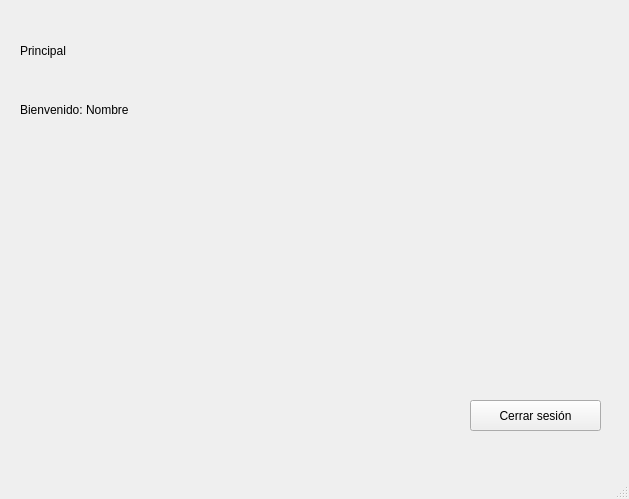
First picture: the form in form.ui, repository joscor34/aplicacion_qt_creator, before the edit.
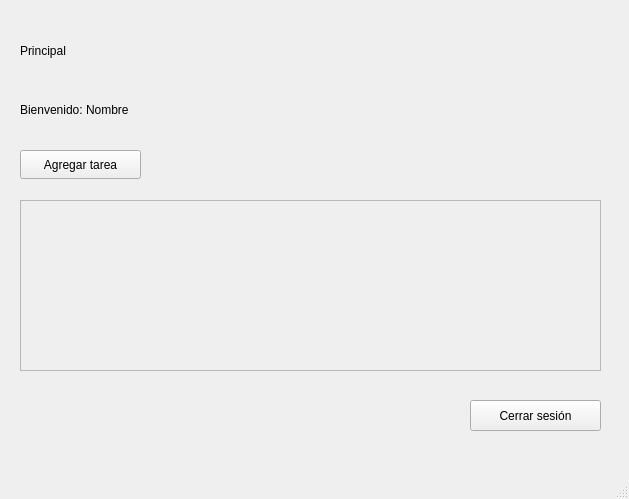
Second picture: the form after the edit.

```diff
--- a/form.ui
+++ b/form.ui
@@ -62,6 +62,42 @@
      <string>Bienvenido: Nombre</string>
     </property>
    </widget>
+   <widget class="QPushButton" name="agregar_tarea">
+    <property name="geometry">
+     <rect>
+      <x>20</x>
+      <y>150</y>
+      <width>121</width>
+      <height>29</height>
+     </rect>
+    </property>
+    <property name="text">
+     <string>Agregar tarea</string>
+    </property>
+   </widget>
+   <widget class="QScrollArea" name="scroll_tareas">
+    <property name="geometry">
+     <rect>
+      <x>20</x>
+      <y>200</y>
+      <width>581</width>
+      <height>171</height>
+     </rect>
+    </property>
+    <property name="widgetResizable">
+     <bool>true</bool>
+    </property>
+    <widget class="QWidget" name="scrollAreaWidgetContents">
+     <property name="geometry">
+      <rect>
+       <x>0</x>
+       <y>0</y>
+       <width>579</width>
+       <height>169</height>
+      </rect>
+     </property>
+    </widget>
+   </widget>
   </widget>
   <widget class="QMenuBar" name="menubar">
    <property name="geometry">
```
Left out of the diff: 2 changed lines with no effect on the pictures.
